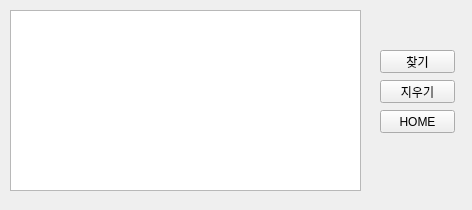
Above: secondwindow.ui from gi-ryong/operantchamber-project before the change. Below: the same form after it.
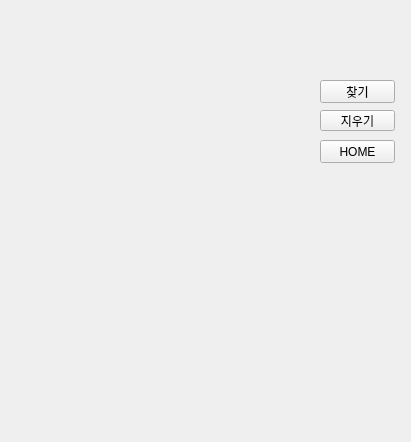
That is the form after the change.

Diff of the .ui file:
```diff
--- a/secondwindow.ui
+++ b/secondwindow.ui
@@ -6,8 +6,8 @@
    <rect>
     <x>0</x>
     <y>0</y>
-    <width>472</width>
-    <height>210</height>
+    <width>411</width>
+    <height>442</height>
    </rect>
   </property>
   <property name="windowTitle">
@@ -16,8 +16,8 @@
   <widget class="QPushButton" name="home_btn">
    <property name="geometry">
     <rect>
-     <x>380</x>
-     <y>110</y>
+     <x>320</x>
+     <y>140</y>
      <width>75</width>
      <height>23</height>
     </rect>
@@ -26,21 +26,11 @@
     <string>HOME</string>
    </property>
   </widget>
-  <widget class="QTextBrowser" name="data_text">
-   <property name="geometry">
-    <rect>
-     <x>10</x>
-     <y>10</y>
-     <width>351</width>
-     <height>181</height>
-    </rect>
-   </property>
-  </widget>
   <widget class="QPushButton" name="serch_btn">
    <property name="geometry">
     <rect>
-     <x>380</x>
-     <y>50</y>
+     <x>320</x>
+     <y>80</y>
      <width>75</width>
      <height>23</height>
     </rect>
@@ -52,10 +42,10 @@
   <widget class="QPushButton" name="clear_btn">
    <property name="geometry">
     <rect>
-     <x>380</x>
-     <y>80</y>
+     <x>320</x>
+     <y>110</y>
      <width>75</width>
-     <height>23</height>
+     <height>21</height>
     </rect>
    </property>
    <property name="text">
```
